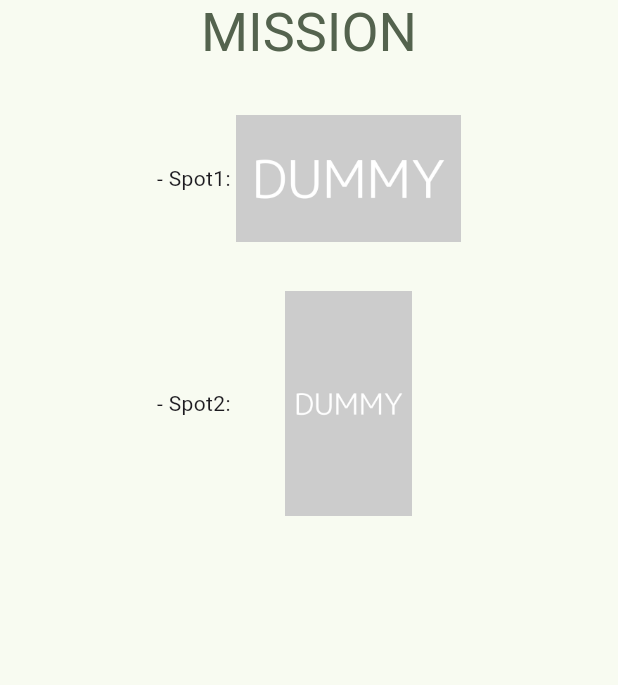
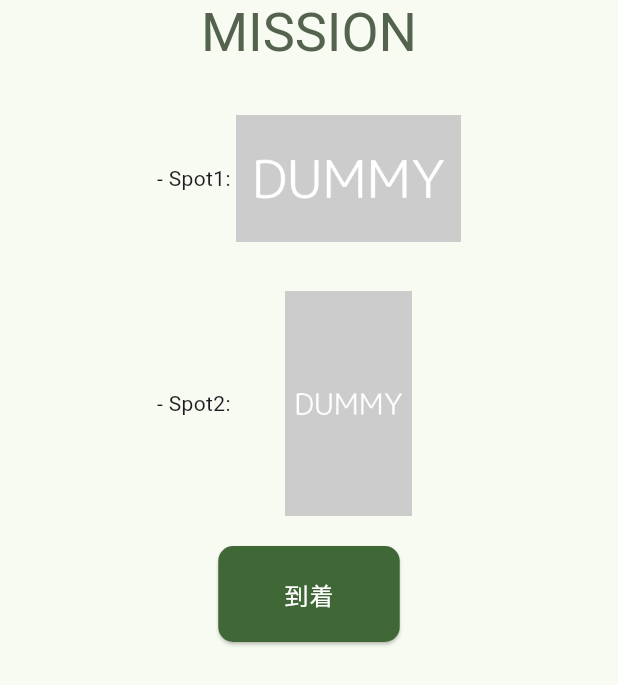
Before and after one commit to subroh/snampo, a Flutter app: the SnapViewState widget shown alone on an empty page, opened directly, on a phone screen of 412 x 824 dp. Shown: the top 685 px of the screen. Run offline on Flutter 3.47's test engine with Material 3 defaults, Android fonts, the light colour scheme and no system bars; our stand-ins replace flutter_hooks, geolocator, google_fonts, google_maps_flutter.

Commit message:
[feature] 結果ページの追加
ミッション画面から結果ページに飛べるようにした
結果ページからタイトルに戻れるようにした

```diff
--- a/frontend/lib/snap_menu.dart
+++ b/frontend/lib/snap_menu.dart
@@ -1,6 +1,7 @@
 // mission_pageで表示するsnapのメニュー
 import 'package:flutter/material.dart';
 import 'package:flutter_hooks/flutter_hooks.dart';
+import 'package:snampo/result_page.dart';
 
 class SnapView extends StatelessWidget {
   const SnapView({
@@ -75,21 +76,26 @@ class SnapViewState extends StatelessWidget {
   @override
   Widget build(BuildContext context) {
     final theme = Theme.of(context);
-    final textstyle = theme.textTheme.displaySmall!.copyWith(
+    final titelTextstyle = theme.textTheme.displaySmall!.copyWith(
       color: theme.colorScheme.secondary,
+    );
+    final buttonTextstyle = theme.textTheme.bodyLarge!.copyWith(
+      color: theme.colorScheme.onPrimary,
     );
     return Column(
       children: [
         Text(
           "MISSION",
-          style: textstyle,
+          style: titelTextstyle,
         ),
         Row(
           mainAxisAlignment: MainAxisAlignment.center,
           children: [
             Text("- Spot1: "),
             Container(
-              child: SetImage(picture_name: "images/test1.jpeg",),
+              child: SetImage(
+                picture_name: "images/test1.jpeg",
+              ),
               width: 150,
               height: 150,
             ),
@@ -100,16 +106,37 @@ class SnapViewState extends StatelessWidget {
           children: [
             Text("- Spot2: "),
             Container(
-              child: SetImage(picture_name: "images/test2.jpeg",),
+              child: SetImage(
+                picture_name: "images/test2.jpeg",
+              ),
               width: 150,
               height: 150,
             ),
           ],
         ),
         SizedBox(
-          height: 1000,
+          height: 20,
         ),
-        Text("menu bottom"),
+        ElevatedButton(
+          style: ElevatedButton.styleFrom(
+            backgroundColor: theme.colorScheme.primary, // ボタンの背景色
+            foregroundColor: theme.colorScheme.onPrimary,
+            shape: RoundedRectangleBorder(
+              // 形を変えるか否か
+              borderRadius: BorderRadius.circular(10), // 角の丸み
+            ),
+          ),
+          onPressed: () {
+            Navigator.push(
+              context,
+              MaterialPageRoute(builder: (context) => ResultPage()),
+            );
+          },
+          child: Padding(
+            padding: const EdgeInsets.all(20.0),
+            child: Text('到着', style: buttonTextstyle),
+          ),
+        ),
       ],
     );
   }
@@ -118,7 +145,8 @@ class SnapViewState extends StatelessWidget {
 class SetImage extends StatelessWidget {
   final String picture_name;
   const SetImage({
-    required this.picture_name ,super.key,
+    required this.picture_name,
+    super.key,
   });
 
   @override
```
Also changed, not shown: frontend/lib/result_page.dart (added, +84 -0 lines).
